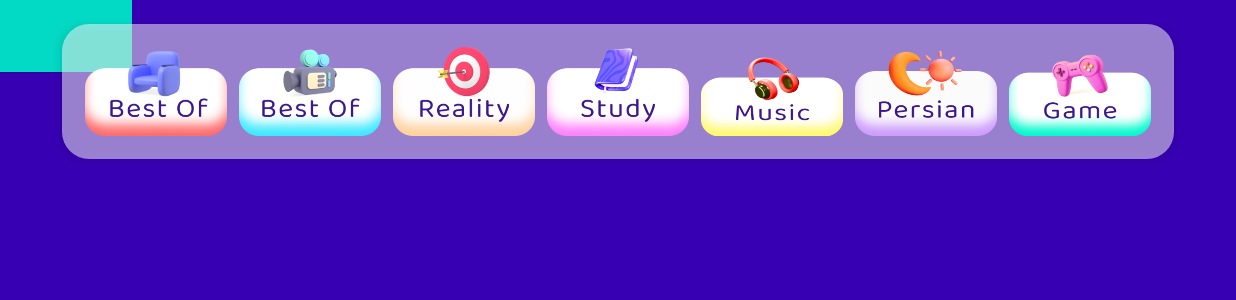
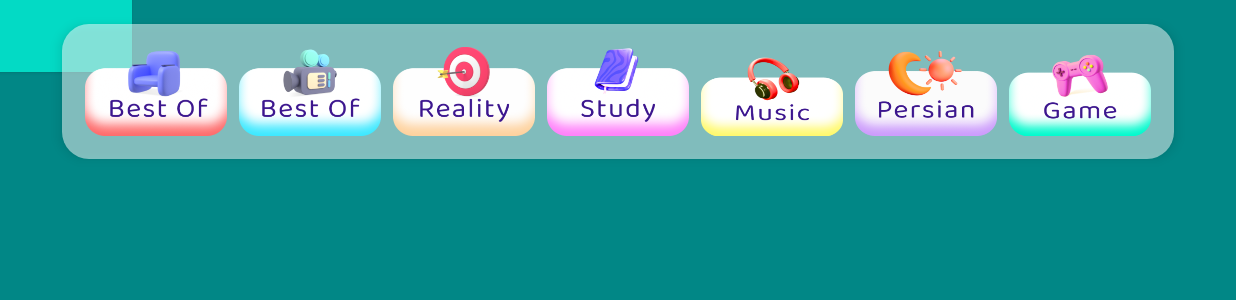
Before and after one commit to Bifekr/popittv, an Android app: the screen it shows after launch (MainActivity), after a tap on an icon or button, on a phone screen of 824 x 412 dp (held sideways). Shown: the top 300 px of the screen. Run offline under Robolectric (Android 15) with nearby library versions, the phone set to English and light mode, and no system bars; our stand-ins replace data binding.

Commit message:
add color

```diff
--- a/app/src/main/res/layout/fragment_main_1.xml
+++ b/app/src/main/res/layout/fragment_main_1.xml
@@ -6,7 +6,7 @@
   <androidx.constraintlayout.widget.ConstraintLayout
     android:layout_width="match_parent"
     android:layout_height="match_parent"
-    android:background="@color/purple_700">
+    android:background="@color/teal_700">
 
     <Button
 android:background="@color/teal_200"
```
